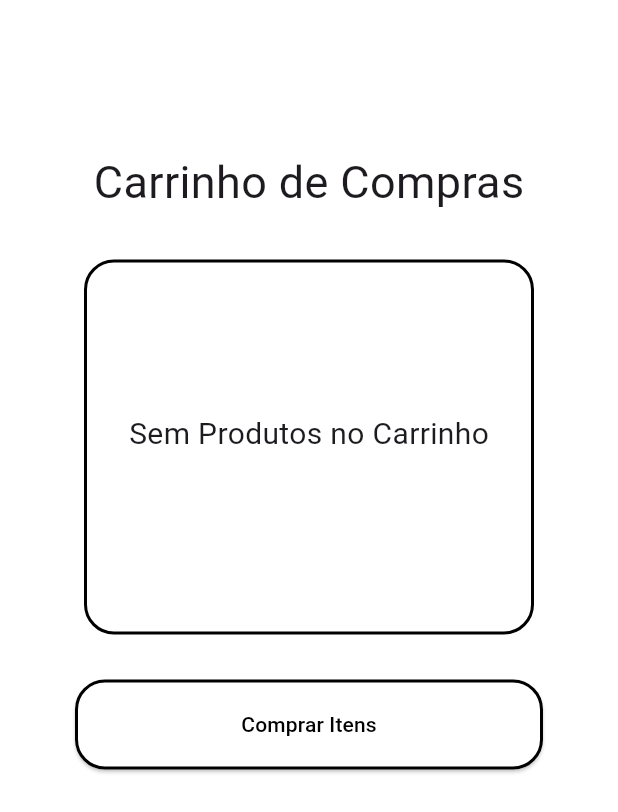
After one commit to VitorFranciscoDev/SupermercadoPDS, a Flutter app: the CarrinhoScreen screen opened directly, on a phone screen of 412 x 824 dp. The commit adds this screen. Shown: the top 812 px of the screen. Run offline on Flutter 3.47's test engine with Material 3 defaults, Android fonts, the phone set to English and light mode, and no system bars; our stand-ins replace sqflite; accounts and stored records are empty; Roboto replaces fonts that are missing (Arial).

Commit message:
carrinho de compras feito

```diff
--- /dev/null
+++ b/lib/infrastructure/presentation/carrinho/carrinho_screen.dart
@@ -0,0 +1,104 @@
+import 'package:flutter/material.dart';
+import 'package:provider/provider.dart';
+import 'package:supermercado/infrastructure/presentation/app/components/button_component.dart';
+import 'package:supermercado/infrastructure/presentation/providers/produto_provider.dart';
+
+class CarrinhoScreen extends StatefulWidget {
+  const CarrinhoScreen({super.key});
+
+  @override
+  State<CarrinhoScreen> createState() => _CarrinhoScreenState();
+}
+
+class _CarrinhoScreenState extends State<CarrinhoScreen> {
+
+  void comprarItens() {
+
+  }
+
+  @override
+  Widget build(BuildContext context) {
+    final produtos = context.watch<ProdutoProvider>().produtos;
+
+    return Scaffold(
+      backgroundColor: Colors.white,
+      body: Center(
+        child: Column(
+          children: [
+            Padding(
+              padding: EdgeInsets.only(top: 100, bottom: 30),
+              child: const Text(
+                "Carrinho de Compras",
+                style: TextStyle(fontSize: 30, fontFamily: "Arial"),
+              ),
+            ),
+            Container(
+              width: 300,
+              height: 250,
+              decoration: BoxDecoration(
+                border: Border.all(width: 2, color: Colors.black),
+                borderRadius: BorderRadius.circular(20),
+              ),
+              child: produtos.isNotEmpty
+                ? ListView.builder(
+                  itemCount: produtos.length,
+                  itemBuilder: (context, index) {
+                    final produto = produtos[index];
+                    return Padding(
+                      padding: EdgeInsets.only(
+                        bottom: 20,
+                        right: 20,
+                        left: 20,
+                      ),
+                      child: Container(
+                        width: 300,
+                        height: 70,
+                        decoration: BoxDecoration(
+                          color: Colors.white,
+                          borderRadius: BorderRadius.circular(20),
+                          border: Border.all(width: 2, color: Colors.black),
+                        ),
+                        child: Row(
+                          children: [
+                            Padding(
+                              padding: EdgeInsets.only(left: 20, right: 10),
+                              child: Text(
+                                produto.nome,
+                                style: TextStyle(fontSize: 30),
+                              ),
+                            ),
+                            Text(
+                              "Preço: ${produto.preco}",
+                              style: TextStyle(fontSize: 12),
+                            ),
+                          ],
+                        ),
+                      ),
+                    );
+                  },
+                )
+              : Padding(
+                padding: EdgeInsets.only(top: 100),
+                child: Column(
+                  children: [
+                    const Text("Sem Produtos no Carrinho",
+                      style: TextStyle(
+                        fontSize: 20
+                      ),
+                    ),
+                  ],
+                ),
+              ),
+            ),
+            Padding(padding: EdgeInsets.only(top: 30, right: 50, left: 50),
+              child: ButtonComponent(
+                metodo: comprarItens,
+                mensagem: "Comprar Itens",
+              ),
+            ),
+          ],
+        ),
+      ),
+    );
+  }
+}
```
Also changed, not shown: lib/infrastructure/presentation/app/components/excluir_item_dialog.dart (added, +36 -0 lines), lib/infrastructure/presentation/detalhes-produto/detalhes_produto_screen.dart (+6 -1 lines), lib/infrastructure/presentation/lista-produtos/lista_produtos_screen.dart (+14 -22 lines).
